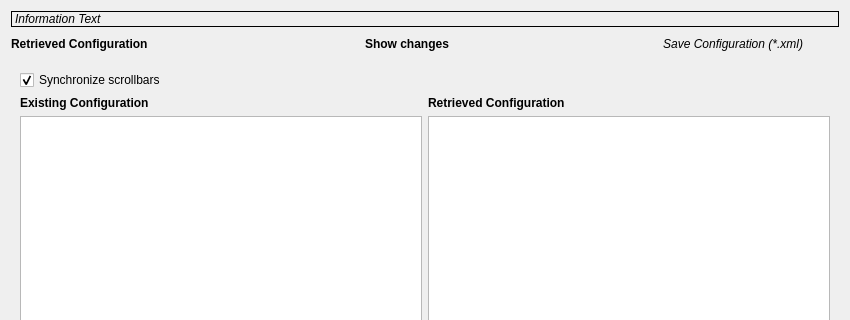
Old version of the form src/pythonGui/karabogui/dialogs/ui/configuration_preview.ui in the repository European-XFEL/Karabo; both pictures show x 0 to 850 and y 0 to 320 of the 850 by 605 pixel window.
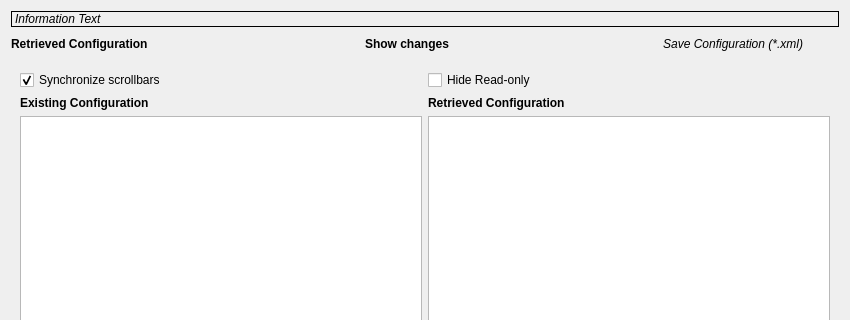
New version of the form. The open tabs and pages were chosen to show the change.

Commit message: feat(GUI): Option to hide readonly properties on previewing the changes in Configurations

The edit to the form file:
```diff
--- a/src/pythonGui/karabogui/dialogs/ui/configuration_preview.ui
+++ b/src/pythonGui/karabogui/dialogs/ui/configuration_preview.ui
@@ -213,6 +213,8 @@
      <widget class="QWidget" name="page_2">
       <layout class="QVBoxLayout" name="verticalLayout_4">
        <item>
+        <layout class="QHBoxLayout" name="horizontalLayout">
+         <item>
         <widget class="QCheckBox" name="ui_synchronize_bars">
          <property name="text">
           <string>Synchronize scrollbars</string>
@@ -221,6 +223,15 @@
           <bool>true</bool>
          </property>
         </widget>
+         </item>
+         <item>
+          <widget class="QCheckBox" name="ui_hide_readonly">
+           <property name="text">
+            <string>Hide Read-only</string>
+           </property>
+          </widget>
+         </item>
+        </layout>
        </item>
        <item>
         <layout class="QHBoxLayout" name="horizontalLayout_2">
```
Lines whose indentation alone changed are shown as unchanged. The commit also changes 2 other files.
